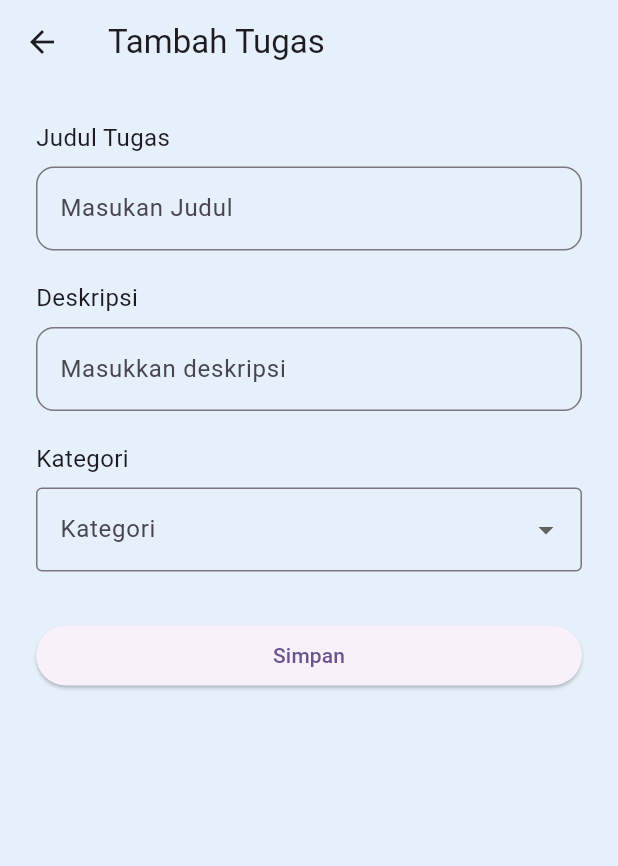
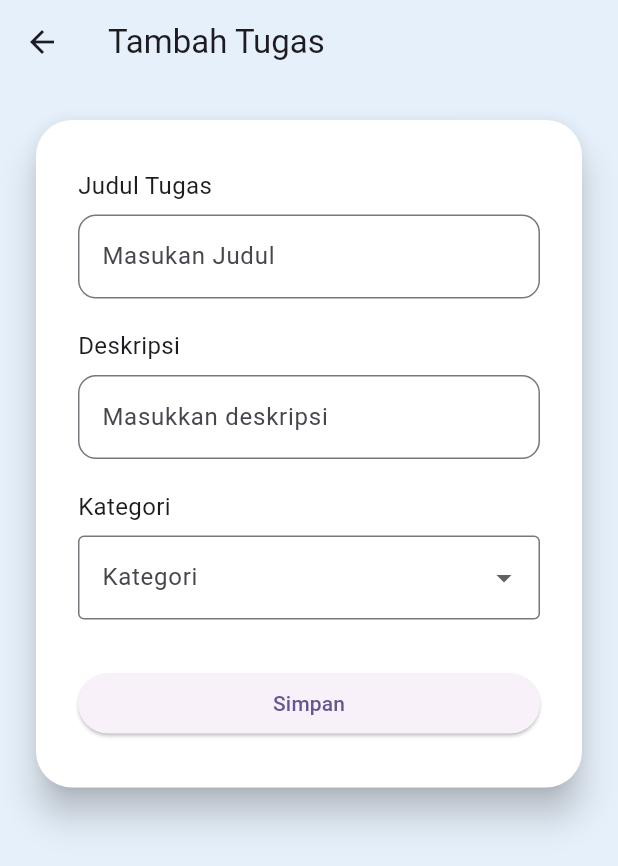
Before and after one commit to Dvonne-D-Thales/todolist, a Flutter app: the MainmenuPage screen opened by its route, after a tap on the "add" icon, on a phone screen of 412 x 824 dp. Shown: the top 866 px of the screen. Run offline on Flutter 3.47's test engine with Material 3 defaults, Android fonts, the phone set to English and light mode, and no system bars; our stand-ins replace get.

```diff
--- a/lib/pages/add_page.dart
+++ b/lib/pages/add_page.dart
@@ -1,6 +1,7 @@
 import 'package:flutter/material.dart';
 import 'package:get/get.dart';
 import 'package:todolist/controllers/todolist_controller.dart';
+import 'package:todolist/widgets/costum_card.dart';
 import 'package:todolist/widgets/custom_textfield.dart';
 import 'package:todolist/widgets/dropdown_buttonfield.dart';
 
@@ -27,6 +28,8 @@ class AddPage extends StatelessWidget {
       body: SingleChildScrollView(
         // Wrap with SingleChildScrollView
         padding: const EdgeInsets.all(24.0),
+        child: CostumCard(
+          color: Colors.white,
         child: Column(
           crossAxisAlignment: CrossAxisAlignment.start,
           children: [
@@ -90,6 +93,7 @@ class AddPage extends StatelessWidget {
           ],
         ),
       ),
+      ),
     );
   }
 }
--- a/lib/pages/mainmenu_page.dart
+++ b/lib/pages/mainmenu_page.dart
@@ -10,17 +10,15 @@ class MainmenuPage extends StatelessWidget {
   Widget build(BuildContext context) {
     final NavDrawerController navC = Get.put(NavDrawerController());
     final NavbarController navbarC = Get.put(NavbarController());
+
     return Scaffold(
-      appBar: AppBar(
-        title: const Text('Main Menu'),
-        backgroundColor:Color.fromARGB(255, 230, 240, 250),
-        ),
-      body: Obx(() => navC.pages[navbarC.selectedIndex.value]),
-      bottomNavigationBar: Obx(() => BottomNavigationBar(
+      body: Obx(() {
+        return navC.pages[navbarC.selectedIndex.value];
+      }),
+      bottomNavigationBar: Obx(() {
+        return BottomNavigationBar(
           currentIndex: navbarC.selectedIndex.value,
-        onTap: (index) {
-          navbarC.changeTab(index);
-        },
+          onTap: (index) => navbarC.changeTab(index),
           items: const [
             BottomNavigationBarItem(
               icon: Icon(Icons.list),
@@ -35,7 +33,8 @@ class MainmenuPage extends StatelessWidget {
               label: 'Profile',
             ),
           ],
-      )),
+        );
+      }),
     );
   }
 }
--- a/lib/pages/profile_page.dart
+++ b/lib/pages/profile_page.dart
@@ -99,7 +99,7 @@ class ProfilePage extends StatelessWidget {
 
               const SizedBox(height: 24),
               Padding(
-                padding: const EdgeInsets.symmetric(horizontal: 16),
+                padding: const EdgeInsets.symmetric(horizontal: 16, vertical:20 ),
                 child: CustomButton(
                   text: "Logout",
                   color: Colors.red,
```
Lines whose indentation alone changed are shown as unchanged.
